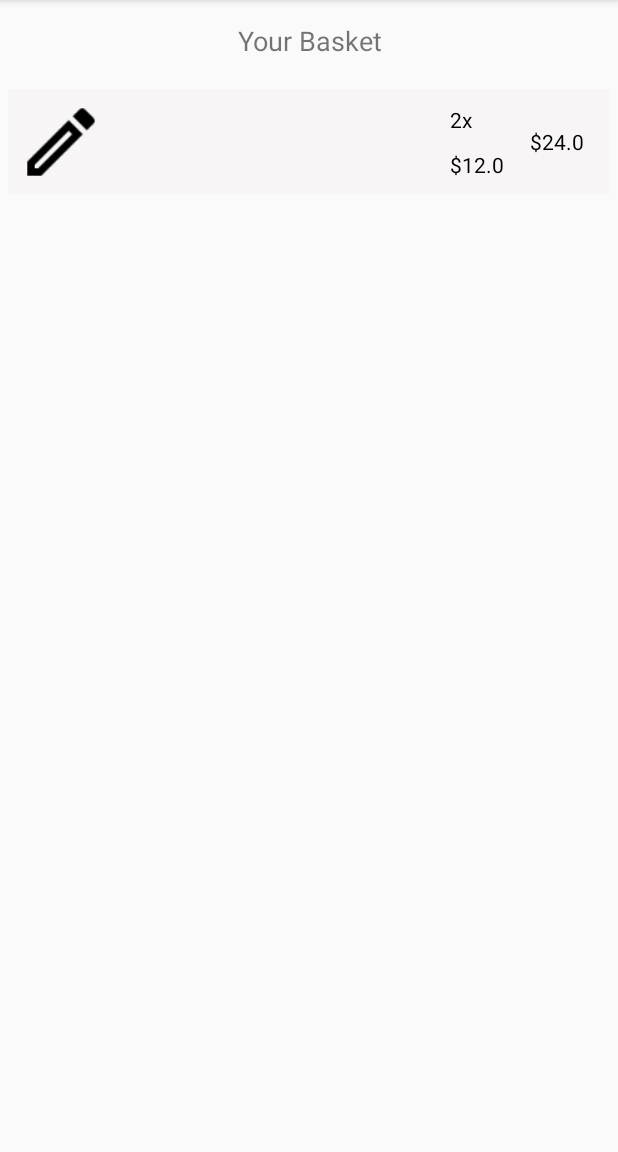
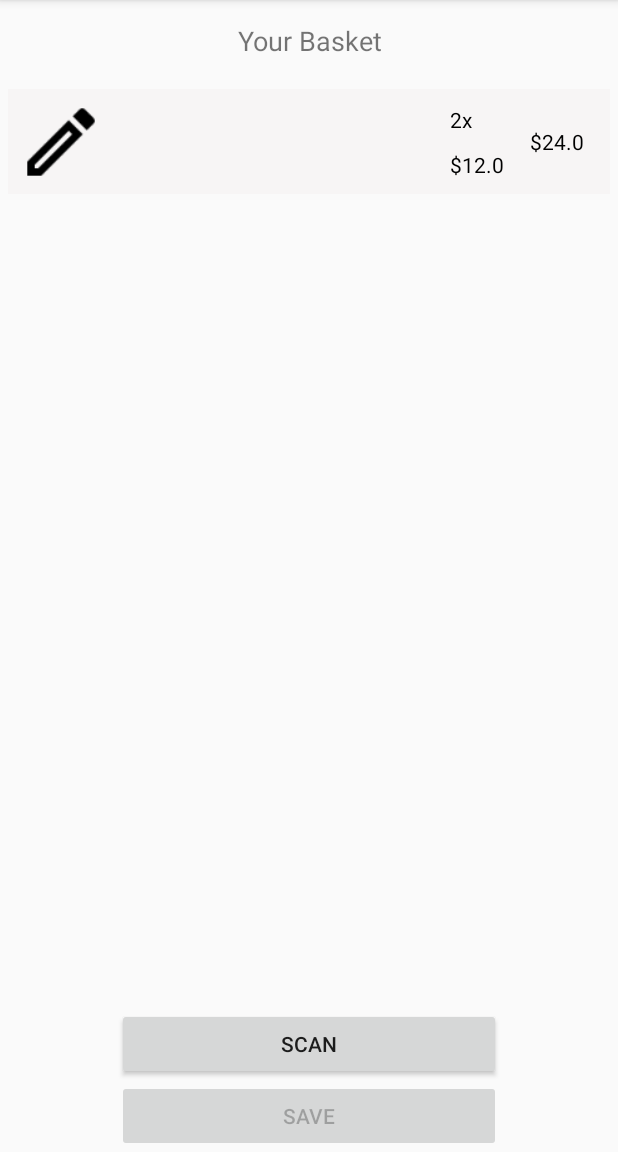
Before and after one commit to Fawaz-Khayat/price_finder, an Android app: the SelectStore screen opened directly, with no data from a screen before it, after a tap on "GO TO BASKET", on a phone screen of 412 x 824 dp, the part 84-1236 px from its top. Run offline under Robolectric (Android 15) with nearby library versions, the phone set to English and light mode, and no system bars; our stand-ins replace Firebase (no records; nobody signed in at launch, a user with empty details on screens opened directly).

Commit message:
intent to start basket activity

```diff
--- a/app/src/main/java/com/fawwazkhayyat/pricefinder/Basket.java
+++ b/app/src/main/java/com/fawwazkhayyat/pricefinder/Basket.java
@@ -17,6 +17,14 @@ public class Basket extends AppCompatActivity {
     protected void onCreate(Bundle savedInstanceState) {
         super.onCreate(savedInstanceState);
         setContentView(R.layout.activity_basket);
+        final String EXTRA_NAME = "com.fawwazkhayyat.pricefinder";
+        String config;
+        if (savedInstanceState == null){
+            config = getIntent().getStringExtra(EXTRA_NAME);
+            if(config != null && config.equals("NEW")){
+                findViewById(R.id.button_save).setEnabled(false);
+            }
+        }
 
         DatabaseHelper dbHelper = new DatabaseHelper(this);
         SQLiteDatabase db = dbHelper.getWritableDatabase();
--- a/app/src/main/java/com/fawwazkhayyat/pricefinder/SelectStore.java
+++ b/app/src/main/java/com/fawwazkhayyat/pricefinder/SelectStore.java
@@ -78,9 +78,9 @@ public class SelectStore extends AppCompatActivity {
     }
 
     public void gotoBasket(View view){
-        final String EXTRA_CODE = "com.fawwazkhayyat.pricefinder";
+        final String EXTRA_NAME = "com.fawwazkhayyat.pricefinder";
         Intent intent = new Intent(this, Basket.class);
-        intent.putExtra(EXTRA_CODE, "NEW");
+        intent.putExtra(EXTRA_NAME, "NEW");
 
         startActivity(intent);
     }
--- a/app/src/main/res/layout/activity_basket.xml
+++ b/app/src/main/res/layout/activity_basket.xml
@@ -8,9 +8,9 @@
 
     <LinearLayout
         android:layout_width="match_parent"
-        android:layout_height="match_parent"
+        android:layout_height="0dp"
         android:orientation="vertical"
-        app:layout_constraintBottom_toBottomOf="parent"
+        app:layout_constraintBottom_toTopOf="@+id/linearLayout2"
         app:layout_constraintEnd_toEndOf="parent"
         app:layout_constraintStart_toStartOf="parent"
         app:layout_constraintTop_toTopOf="parent">
@@ -27,6 +27,37 @@
         <androidx.recyclerview.widget.RecyclerView
             android:id="@+id/recyclerView"
             android:layout_width="match_parent"
-            android:layout_height="match_parent" />
+            android:layout_height="match_parent">
+
+        </androidx.recyclerview.widget.RecyclerView>
+
     </LinearLayout>
+
+    <LinearLayout
+        android:id="@+id/linearLayout2"
+        android:layout_width="match_parent"
+        android:layout_height="wrap_content"
+        android:gravity="center"
+        android:orientation="vertical"
+        app:layout_constraintBottom_toBottomOf="parent"
+        app:layout_constraintEnd_toEndOf="parent"
+        app:layout_constraintStart_toStartOf="parent">
+
+        <Button
+            android:id="@+id/button_scan"
+            android:layout_width="256dp"
+            android:layout_height="wrap_content"
+            android:layout_weight="1"
+            android:text="scan" />
+
+        <Button
+            android:id="@+id/button_save"
+            android:layout_width="256dp"
+            android:layout_height="wrap_content"
+            android:layout_weight="1"
+            android:text="Save"
+            android:visibility="visible" />
+
+    </LinearLayout>
+
 </androidx.constraintlayout.widget.ConstraintLayout>
```
